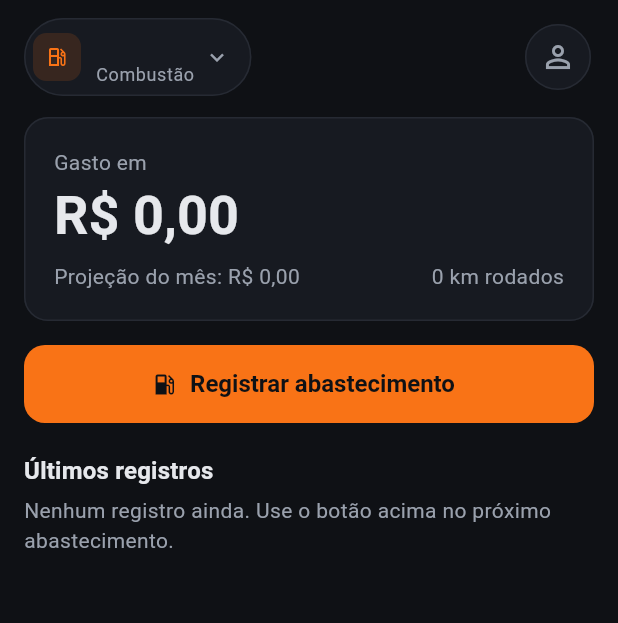
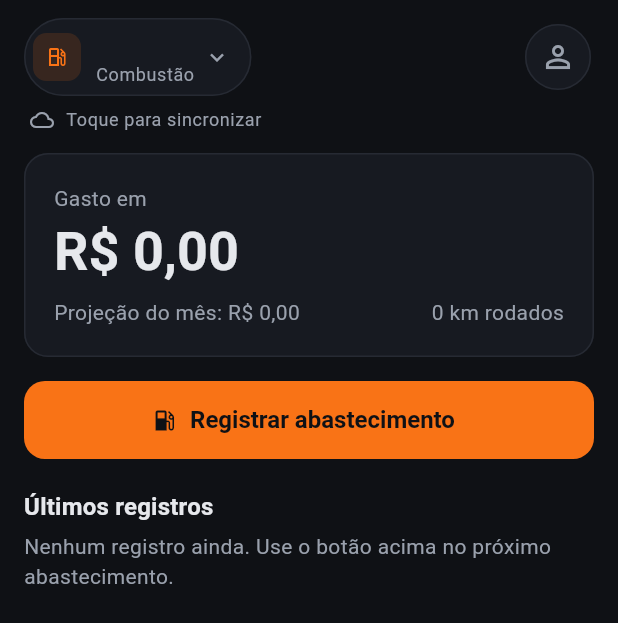
Before and after one commit to pedrocarvalho-13/nosso-combustivel, a Flutter app: the _Painel widget shown alone on an empty page, opened directly with empty values, on a phone screen of 412 x 824 dp. Shown: the top 623 px of the screen. Run offline on Flutter 3.47's test engine with Material 3 defaults, Android fonts, the phone set to English and light mode, and no system bars; our stand-ins replace dio, drift, drift_flutter, flutter_riverpod, flutter_secure_storage, go_router; accounts and stored records are empty; generated files the repository leaves out were written again; network calls fail.

Commit message:
feat(app): sincronização automática com o servidor e indicador no início
Banco local na versão 3 marca o que está pendente; o app envia e busca ao abrir, logo depois de salvar, ao voltar para o app e a cada minuto se algo falhou, com a alteração mais recente vencendo. Cliente autenticado renova o token antes de vencer e repete a chamada se a API responder 401. Indicador no início e no perfil, com toque para sincronizar.

Co-Authored-By: Claude Opus 5.5 <noreply@anthropic.com>

```diff
--- a/api/src/NossoCombustivel.Api/appsettings.Development.json
+++ b/api/src/NossoCombustivel.Api/appsettings.Development.json
@@ -4,5 +4,8 @@
       "Default": "Information",
       "Microsoft.AspNetCore": "Warning"
     }
+  },
+  "Cors": {
+    "Origens": [ "http://localhost:5400", "http://outro.localhost:5400" ]
   }
 }
--- a/app/lib/data/repositorios/registro_repositorio.dart
+++ b/app/lib/data/repositorios/registro_repositorio.dart
@@ -34,6 +34,7 @@ class RegistroRepositorio {
           valorCentavos: abastecimento.valorCentavos,
           tanqueCheio: abastecimento.tanqueCheio,
           posto: Value(abastecimento.posto),
+          pendente: const Value(true),
         ));
   }
 
@@ -51,6 +52,7 @@ class RegistroRepositorio {
           precoKwhMilesimos: (recarga.precoKwh * 1000).round(),
           valorCentavos: recarga.valorCentavos,
           cargaCompleta: recarga.cargaCompleta,
+          pendente: const Value(true),
         ));
   }
 
@@ -59,10 +61,10 @@ class RegistroRepositorio {
     switch (registro) {
       case Abastecimento():
         await (_banco.update(_banco.abastecimentos)..where((a) => a.id.equals(registro.id)))
-            .write(AbastecimentosCompanion(excluidoEm: Value(agora), atualizadoEm: Value(agora)));
+            .write(AbastecimentosCompanion(excluidoEm: Value(agora), atualizadoEm: Value(agora), pendente: const Value(true)));
       case Recarga():
         await (_banco.update(_banco.recargas)..where((r) => r.id.equals(registro.id)))
-            .write(RecargasCompanion(excluidoEm: Value(agora), atualizadoEm: Value(agora)));
+            .write(RecargasCompanion(excluidoEm: Value(agora), atualizadoEm: Value(agora), pendente: const Value(true)));
     }
   }
 
--- /dev/null
+++ b/app/lib/ui/comum/indicador_sincronizacao.dart
@@ -0,0 +1,76 @@
+import 'package:flutter/material.dart';
+import 'package:flutter_riverpod/flutter_riverpod.dart';
+
+import '../../core/tema/cores_base.dart';
+import '../../data/sync/sincronizacao_controller.dart';
+
+class IndicadorSincronizacao extends ConsumerWidget {
+  const IndicadorSincronizacao({super.key});
+
+  @override
+  Widget build(BuildContext context, WidgetRef ref) {
+    final estado = ref.watch(sincronizacaoProvider);
+    final pendentes = ref.watch(pendentesProvider).value ?? 0;
+    final esquema = Theme.of(context).colorScheme;
+    final (icone, texto, cor) = _aparencia(estado, pendentes, esquema);
+
+    return Semantics(
+      button: true,
+      label: '$texto. Toque para sincronizar agora.',
+      child: InkWell(
+        borderRadius: BorderRadius.circular(8),
+        onTap: estado.situacao == SituacaoSync.sincronizando
+            ? null
+            : () => ref.read(sincronizacaoProvider.notifier).sincronizar(),
+        child: Padding(
+          padding: const EdgeInsets.symmetric(vertical: 8, horizontal: 4),
+          child: Row(
+            children: [
+              if (estado.situacao == SituacaoSync.sincronizando)
+                SizedBox(width: 14, height: 14, child: CircularProgressIndicator(strokeWidth: 2, color: cor))
+              else
+                Icon(icone, size: 16, color: cor),
+              const SizedBox(width: 8),
+              Expanded(
+                child: Text(
+                  texto,
+                  style: Theme.of(context).textTheme.bodySmall?.copyWith(color: cor),
+                  overflow: TextOverflow.ellipsis,
+                ),
+              ),
+            ],
+          ),
+        ),
+      ),
+    );
+  }
+
+  static (IconData, String, Color) _aparencia(EstadoSincronizacao estado, int pendentes, ColorScheme esquema) {
+    final quieta = esquema.onSurfaceVariant;
+    final aguardando = pendentes == 1 ? '1 alteração aguardando' : '$pendentes alterações aguardando';
+    return switch (estado.situacao) {
+      SituacaoSync.sincronizando => (Icons.sync, 'Sincronizando…', quieta),
+      SituacaoSync.semConexao => (
+          Icons.cloud_off_outlined,
+          pendentes > 0 ? 'Sem conexão · $aguardando' : 'Sem conexão com o servidor',
+          quieta
+        ),
+      SituacaoSync.erro => (Icons.error_outline, 'Não foi possível sincronizar · tocar para tentar', CoresBase.alerta),
+      SituacaoSync.ocioso when estado.recusados > 0 => (
+          Icons.warning_amber_rounded,
+          'Sincronizado, mas ${estado.recusados} registro(s) recusado(s) pelo servidor',
+          CoresBase.atencao
+        ),
+      SituacaoSync.ocioso when pendentes > 0 => (Icons.cloud_upload_outlined, '$aguardando · sincronizar', quieta),
+      SituacaoSync.ocioso when estado.ultimaEm != null => (
+          Icons.cloud_done_outlined,
+          'Sincronizado às ${_hora(estado.ultimaEm!)}',
+          quieta
+        ),
+      SituacaoSync.ocioso => (Icons.cloud_outlined, 'Toque para sincronizar', quieta),
+    };
+  }
+
+  static String _hora(DateTime data) =>
+      '${data.hour.toString().padLeft(2, '0')}:${data.minute.toString().padLeft(2, '0')}';
+}
--- a/app/lib/ui/conta/menu_perfil.dart
+++ b/app/lib/ui/conta/menu_perfil.dart
@@ -2,6 +2,7 @@ import 'package:flutter/material.dart';
 import 'package:flutter_riverpod/flutter_riverpod.dart';
 
 import '../../data/sessao/sessao_controller.dart';
+import '../comum/indicador_sincronizacao.dart';
 
 Future<void> mostrarMenuPerfil(BuildContext context, WidgetRef ref) {
   final usuario = ref.read(sessaoProvider).value?.usuario;
@@ -24,7 +25,9 @@ Future<void> mostrarMenuPerfil(BuildContext context, WidgetRef ref) {
                 usuario?.email ?? '',
                 style: textos.bodyMedium?.copyWith(color: Theme.of(contexto).colorScheme.onSurfaceVariant),
               ),
-              const SizedBox(height: 24),
+              const SizedBox(height: 16),
+              const IndicadorSincronizacao(),
+              const SizedBox(height: 16),
               OutlinedButton.icon(
                 style: OutlinedButton.styleFrom(minimumSize: const Size.fromHeight(48)),
                 icon: const Icon(Icons.logout),
--- a/app/lib/ui/inicio/inicio_view.dart
+++ b/app/lib/ui/inicio/inicio_view.dart
@@ -6,6 +6,7 @@ import '../../core/formato.dart';
 import '../../core/rotas/rotas.dart';
 import '../comum/estado_vazio.dart';
 import '../comum/icone_energia.dart';
+import '../comum/indicador_sincronizacao.dart';
 import '../comum/registro_tile.dart';
 import '../conta/menu_perfil.dart';
 import 'inicio_view_model.dart';
@@ -105,7 +106,8 @@ class _Painel extends StatelessWidget {
             const BotaoPerfil(),
           ],
         ),
-        const SizedBox(height: 14),
+        const IndicadorSincronizacao(),
+        const SizedBox(height: 6),
         Card(
           child: Padding(
             padding: const EdgeInsets.all(20),
```
Also changed, not shown: app/lib/data/banco/banco_local.dart (+7 -1 lines), app/lib/data/repositorios/veiculo_repositorio.dart (+6 -1 lines), app/lib/data/sync/cliente_sync.dart (added, +73 -0 lines), app/lib/data/sync/sincronizacao_controller.dart (added, +107 -0 lines), app/lib/data/sync/sincronizacao_local.dart (added, +220 -0 lines), app/lib/ui/shell/shell_view.dart (+6 -2 lines), app/lib/data/banco/banco_local.g.dart, 2 other files.
